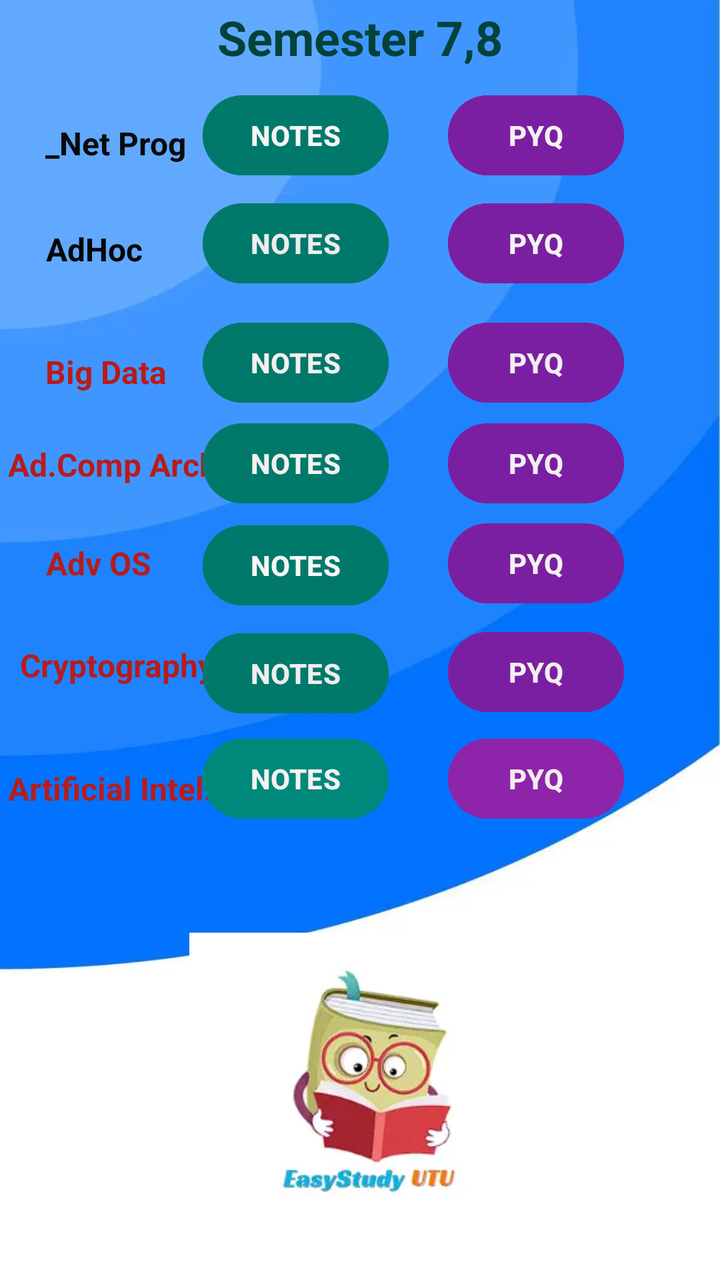
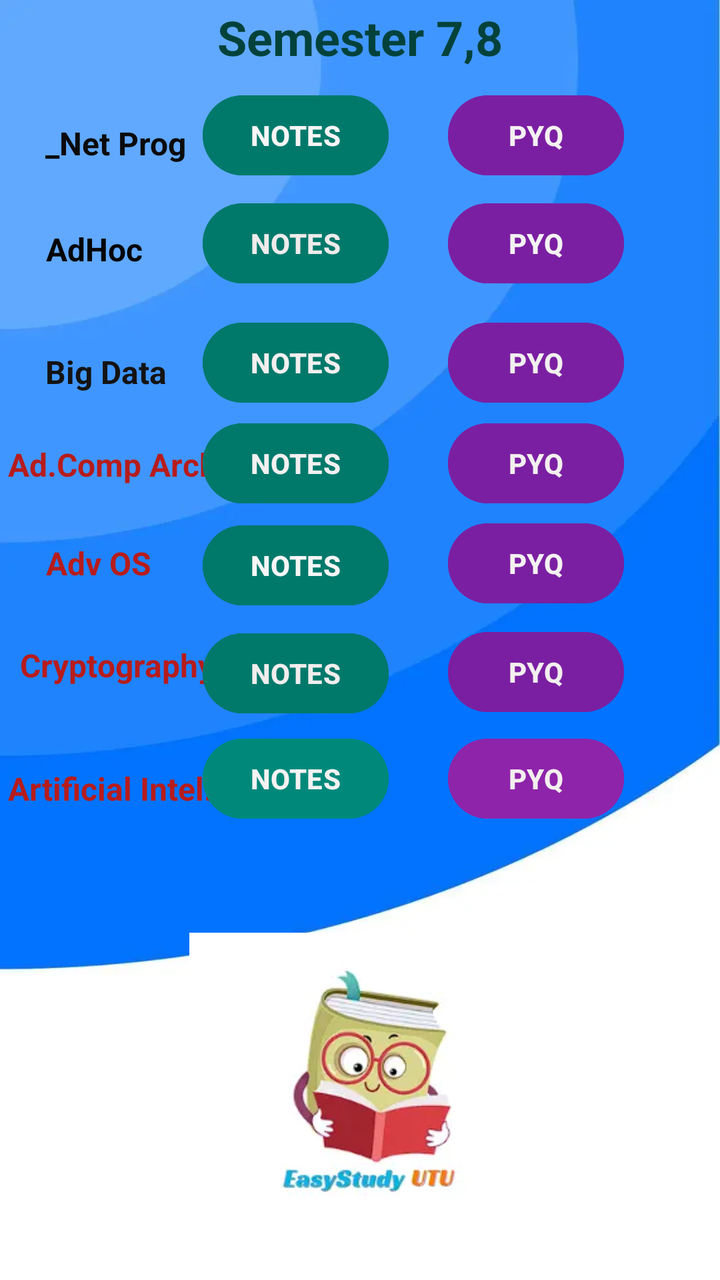

The first picture is an Android layout as it rendered before a commit; the second is the same layout after the commit. The layout source and the unified diff follow.
<!-- AndroidManifest.xml: application theme Theme.EasyStudyUTU -->
<!-- res/layout/activity_fourth_year.xml -->
<?xml version="1.0" encoding="utf-8"?>
<androidx.constraintlayout.widget.ConstraintLayout xmlns:android="http://schemas.android.com/apk/res/android"
    xmlns:app="http://schemas.android.com/apk/res-auto"
    xmlns:tools="http://schemas.android.com/tools"
    style="d"
    android:layout_width="match_parent"
    android:layout_height="match_parent"
    android:background="@drawable/background2"
    android:foregroundTint="#00897B"
    tools:context=".FourthYear">


    <TextView
        android:id="@+id/textView30"
        android:layout_width="wrap_content"
        android:layout_height="wrap_content"
        android:text="Cryptography"
        android:textColor="#B71C1C"
        android:textSize="16dp"
        android:textStyle="bold"
        app:layout_constraintBottom_toBottomOf="parent"
        app:layout_constraintEnd_toEndOf="parent"
        app:layout_constraintHorizontal_bias="0.038"
        app:layout_constraintStart_toStartOf="parent"
        app:layout_constraintTop_toTopOf="parent"
        app:layout_constraintVertical_bias="0.52" />

    <Button
        android:id="@+id/adhocpyq"
        android:layout_width="wrap_content"
        android:layout_height="wrap_content"
        android:backgroundTint="#7B1FA2"
        android:text="PYQ"
        android:textColor="#F4F3F3"
        android:textStyle="bold"
        app:layout_constraintBottom_toBottomOf="parent"
        app:layout_constraintEnd_toEndOf="parent"
        app:layout_constraintHorizontal_bias="0.823"
        app:layout_constraintStart_toStartOf="parent"
        app:layout_constraintTop_toTopOf="parent"
        app:layout_constraintVertical_bias="0.165" />

    <TextView
        android:id="@+id/textView25"
        android:layout_width="wrap_content"
        android:layout_height="wrap_content"
        android:foregroundTint="#F44336"
        android:text="Semester 7,8"
        android:textColor="#03423B"
        android:textSize="24dp"
        android:textStyle="bold"
        app:layout_constraintBottom_toBottomOf="parent"
        app:layout_constraintEnd_toEndOf="parent"
        app:layout_constraintStart_toStartOf="parent"
        app:layout_constraintTop_toTopOf="parent"
        app:layout_constraintVertical_bias="0.004" />

    <TextView
        android:id="@+id/textView26"
        android:layout_width="wrap_content"
        android:layout_height="wrap_content"
        android:text="_Net Prog"
        android:textColor="#0B0B0B"
        android:textSize="16dp"
        android:textStyle="bold"
        app:layout_constraintBottom_toBottomOf="parent"
        app:layout_constraintEnd_toEndOf="parent"
        app:layout_constraintHorizontal_bias="0.078"
        app:layout_constraintStart_toStartOf="parent"
        app:layout_constraintTop_toTopOf="parent"
        app:layout_constraintVertical_bias="0.098" />

    <Button
        android:id="@+id/dotnetnotes"
        android:layout_width="wrap_content"
        android:layout_height="wrap_content"
        android:backgroundTint="#00796B"
        android:text="NOTES"
        android:textColor="#F8F5F5"
        android:textStyle="bold"
        app:layout_constraintBottom_toBottomOf="parent"
        app:layout_constraintEnd_toEndOf="parent"
        app:layout_constraintHorizontal_bias="0.38"
        app:layout_constraintStart_toStartOf="parent"
        app:layout_constraintTop_toTopOf="parent"
        app:layout_constraintVertical_bias="0.074" />

    <Button
        android:id="@+id/dotnetpyq"
        android:layout_width="wrap_content"
        android:layout_height="wrap_content"
        android:backgroundTint="#7B1FA2"
        android:text="PYQ"
        android:textColor="#F4F2F2"
        android:textStyle="bold"
        app:layout_constraintBottom_toBottomOf="parent"
        app:layout_constraintEnd_toEndOf="parent"
        app:layout_constraintHorizontal_bias="0.823"
        app:layout_constraintStart_toStartOf="parent"
        app:layout_constraintTop_toTopOf="parent"
        app:layout_constraintVertical_bias="0.074" />

    <TextView
        android:id="@+id/textView27"
        android:layout_width="wrap_content"
        android:layout_height="wrap_content"
        android:text="AdHoc "
        android:textColor="#050505"
        android:textSize="16dp"
        android:textStyle="bold"
        app:layout_constraintBottom_toBottomOf="parent"
        app:layout_constraintEnd_toEndOf="parent"
        app:layout_constraintHorizontal_bias="0.075"
        app:layout_constraintStart_toStartOf="parent"
        app:layout_constraintTop_toTopOf="parent"
        app:layout_constraintVertical_bias="0.184" />

    <Button
        android:id="@+id/adhocnotes"
        android:layout_width="wrap_content"
        android:layout_height="wrap_content"
        android:backgroundTint="#00796B"
        android:text="NOTES"
        android:textColor="#EFEBEB"
        android:textStyle="bold"
        app:layout_constraintBottom_toBottomOf="parent"
        app:layout_constraintEnd_toEndOf="parent"
        app:layout_constraintHorizontal_bias="0.38"
        app:layout_constraintStart_toStartOf="parent"
        app:layout_constraintTop_toTopOf="parent"
        app:layout_constraintVertical_bias="0.165" />

    <TextView
        android:id="@+id/textView28"
        android:layout_width="wrap_content"
        android:layout_height="wrap_content"
        android:text="Big Data"
        android:textAllCaps="false"
        android:textColor="#B71C1C"
        android:textSize="16dp"
        android:textStyle="bold"
        app:layout_constraintBottom_toBottomOf="parent"
        app:layout_constraintEnd_toEndOf="parent"
        app:layout_constraintHorizontal_bias="0.076"
        app:layout_constraintStart_toStartOf="parent"
        app:layout_constraintTop_toTopOf="parent"
        app:layout_constraintVertical_bias="0.283" />

    <Button
        android:id="@+id/bigdatanotes"
        android:layout_width="wrap_content"
        android:layout_height="wrap_content"
        android:backgroundTint="#00796B"
        android:text="NOTES"
        android:textColor="#F3EFEF"
        android:textStyle="bold"
        app:layout_constraintBottom_toBottomOf="parent"
        app:layout_constraintEnd_toEndOf="parent"
        app:layout_constraintHorizontal_bias="0.38"
        app:layout_constraintStart_toStartOf="parent"
        app:layout_constraintTop_toTopOf="parent"
        app:layout_constraintVertical_bias="0.266" />

    <Button
        android:id="@+id/bigdatapyq"
        android:layout_width="wrap_content"
        android:layout_height="wrap_content"
        android:backgroundTint="#7B1FA2"
        android:text="PYQ"
        android:textColor="#F1EFEF"
        android:textStyle="bold"
        app:layout_constraintBottom_toBottomOf="parent"
        app:layout_constraintEnd_toEndOf="parent"
        app:layout_constraintHorizontal_bias="0.823"
        app:layout_constraintStart_toStartOf="parent"
        app:layout_constraintTop_toTopOf="parent"
        app:layout_constraintVertical_bias="0.266" />

    <TextView
        android:id="@+id/textView24"
        android:layout_width="wrap_content"
        android:layout_height="wrap_content"
        android:text="Ad.Comp Arch"
        android:textColor="#B71C1C"
        android:textSize="16dp"
        android:textStyle="bold"
        app:layout_constraintBottom_toBottomOf="parent"
        app:layout_constraintEnd_toEndOf="parent"
        app:layout_constraintHorizontal_bias="0.016"
        app:layout_constraintStart_toStartOf="parent"
        app:layout_constraintTop_toTopOf="parent"
        app:layout_constraintVertical_bias="0.358" />

    <Button
        android:id="@+id/advcoanotes"
        android:layout_width="wrap_content"
        android:layout_height="wrap_content"
        android:backgroundTint="#00796B"
        android:text="NOTES"
        android:textColor="#F3F0F0"
        android:textStyle="bold"
        app:layout_constraintBottom_toBottomOf="parent"
        app:layout_constraintEnd_toEndOf="parent"
        app:layout_constraintHorizontal_bias="0.38"
        app:layout_constraintStart_toStartOf="parent"
        app:layout_constraintTop_toTopOf="parent"
        app:layout_constraintVertical_bias="0.351" />

    <Button
        android:id="@+id/advcoapyq"
        android:layout_width="wrap_content"
        android:layout_height="wrap_content"
        android:backgroundTint="#7B1FA2"
        android:text="PYQ"
        android:textColor="#F3EFEF"
        android:textStyle="bold"
        app:layout_constraintBottom_toBottomOf="parent"
        app:layout_constraintEnd_toEndOf="parent"
        app:layout_constraintHorizontal_bias="0.823"
        app:layout_constraintStart_toStartOf="parent"
        app:layout_constraintTop_toTopOf="parent"
        app:layout_constraintVertical_bias="0.351" />

    <TextView
        android:id="@+id/textView29"
        android:layout_width="wrap_content"
        android:layout_height="wrap_content"
        android:text="Adv OS"
        android:textColor="#B71C1C"
        android:textSize="16dp"
        android:textStyle="bold"
        app:layout_constraintBottom_toBottomOf="parent"
        app:layout_constraintEnd_toEndOf="parent"
        app:layout_constraintHorizontal_bias="0.075"
        app:layout_constraintStart_toStartOf="parent"
        app:layout_constraintTop_toTopOf="parent"
        app:layout_constraintVertical_bias="0.438" />

    <Button
        android:id="@+id/advosnotes"
        android:layout_width="wrap_content"
        android:layout_height="wrap_content"
        android:backgroundTint="#00796B"
        android:text="NOTES"
        android:textColor="#F8F6F6"
        android:textStyle="bold"
        app:layout_constraintBottom_toBottomOf="parent"
        app:layout_constraintEnd_toEndOf="parent"
        app:layout_constraintHorizontal_bias="0.38"
        app:layout_constraintStart_toStartOf="parent"
        app:layout_constraintTop_toTopOf="parent"
        app:layout_constraintVertical_bias="0.437" />

    <Button
        android:id="@+id/advospyq"
        android:layout_width="wrap_content"
        android:layout_height="wrap_content"
        android:backgroundTint="#7B1FA2"
        android:text="PYQ"
        android:textColor="#F4F1F1"
        android:textStyle="bold"
        app:layout_constraintBottom_toBottomOf="parent"
        app:layout_constraintEnd_toEndOf="parent"
        app:layout_constraintHorizontal_bias="0.823"
        app:layout_constraintStart_toStartOf="parent"
        app:layout_constraintTop_toTopOf="@+id/textView25"
        app:layout_constraintVertical_bias="0.433" />

    <Button
        android:id="@+id/cryptonotes"
        android:layout_width="wrap_content"
        android:layout_height="wrap_content"
        android:backgroundTint="#00796B"
        android:text="NOTES"
        android:textColor="#F1EDED"
        android:textStyle="bold"
        app:layout_constraintBottom_toBottomOf="parent"
        app:layout_constraintEnd_toEndOf="parent"
        app:layout_constraintHorizontal_bias="0.38"
        app:layout_constraintStart_toStartOf="parent"
        app:layout_constraintTop_toTopOf="parent"
        app:layout_constraintVertical_bias="0.528" />

    <Button
        android:id="@+id/cryptopyq"
        android:layout_width="wrap_content"
        android:layout_height="wrap_content"
        android:backgroundTint="#7B1FA2"
        android:text="PYQ"
        android:textColor="#F3EFEF"
        android:textStyle="bold"
        app:layout_constraintBottom_toBottomOf="parent"
        app:layout_constraintEnd_toEndOf="parent"
        app:layout_constraintHorizontal_bias="0.823"
        app:layout_constraintStart_toStartOf="parent"
        app:layout_constraintTop_toTopOf="@+id/textView25"
        app:layout_constraintVertical_bias="0.525" />

    <ImageView
        android:id="@+id/imageView7"
        android:layout_width="171dp"
        android:layout_height="185dp"
        app:layout_constraintBottom_toBottomOf="parent"
        app:layout_constraintEnd_toEndOf="parent"
        app:layout_constraintStart_toStartOf="parent"
        app:layout_constraintTop_toTopOf="parent"
        app:layout_constraintVertical_bias="1.0"
        app:srcCompat="@drawable/applogo" />

    <TextView
        android:id="@+id/textView31"
        android:layout_width="wrap_content"
        android:layout_height="wrap_content"
        android:backgroundTint="#D81B60"
        android:text="Artificial Intel."
        android:textColor="#B71C1C"
        android:textSize="16dp"
        android:textStyle="bold"
        app:layout_constraintBottom_toBottomOf="parent"
        app:layout_constraintEnd_toEndOf="parent"
        app:layout_constraintHorizontal_bias="0.016"
        app:layout_constraintStart_toStartOf="parent"
        app:layout_constraintTop_toTopOf="parent"
        app:layout_constraintVertical_bias="0.62" />

    <Button
        android:id="@+id/ainotes"
        android:layout_width="wrap_content"
        android:layout_height="wrap_content"
        android:backgroundTint="#00897B"
        android:text="NOTES"
        android:textColor="#F4F2F2"
        android:textStyle="bold"
        app:layout_constraintBottom_toBottomOf="parent"
        app:layout_constraintEnd_toEndOf="parent"
        app:layout_constraintHorizontal_bias="0.38"
        app:layout_constraintStart_toStartOf="parent"
        app:layout_constraintTop_toTopOf="parent"
        app:layout_constraintVertical_bias="0.617" />

    <Button
        android:id="@+id/aipyq"
        android:layout_width="wrap_content"
        android:layout_height="wrap_content"
        android:backgroundTint="#8E24AA"
        android:text="PYQ"
        android:textColor="#F3EFEF"
        android:textStyle="bold"
        app:layout_constraintBottom_toBottomOf="parent"
        app:layout_constraintEnd_toEndOf="parent"
        app:layout_constraintHorizontal_bias="0.823"
        app:layout_constraintStart_toStartOf="parent"
        app:layout_constraintTop_toTopOf="parent"
        app:layout_constraintVertical_bias="0.617" />

</androidx.constraintlayout.widget.ConstraintLayout>
<!-- resources referenced by this layout -->
<resources>
  <!-- drawable applogo: webp bitmap (drawable, 4716 bytes) -->
  <!-- drawable background2: webp bitmap (drawable, 6770 bytes) -->
  <style name="Theme.EasyStudyUTU" parent="Base.Theme.EasyStudyUTU" />
  <style name="Base.Theme.EasyStudyUTU" parent="Theme.Material3.DayNight.NoActionBar">
          
          
      </style>
</resources>

<!-- the commit's change to res/layout/activity_fourth_year.xml (unified diff, before → after) -->
@@ -136,7 +136,7 @@
         android:layout_height="wrap_content"
         android:text="Big Data"
         android:textAllCaps="false"
-        android:textColor="#B71C1C"
+        android:textColor="#141313"
         android:textSize="16dp"
         android:textStyle="bold"
         app:layout_constraintBottom_toBottomOf="parent"
